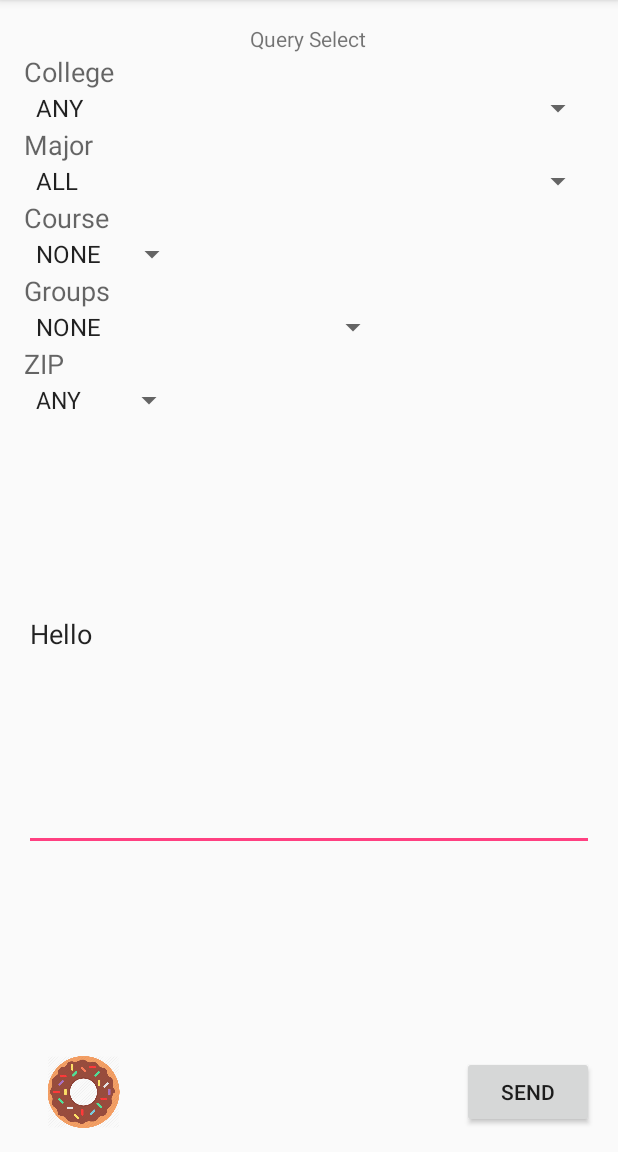
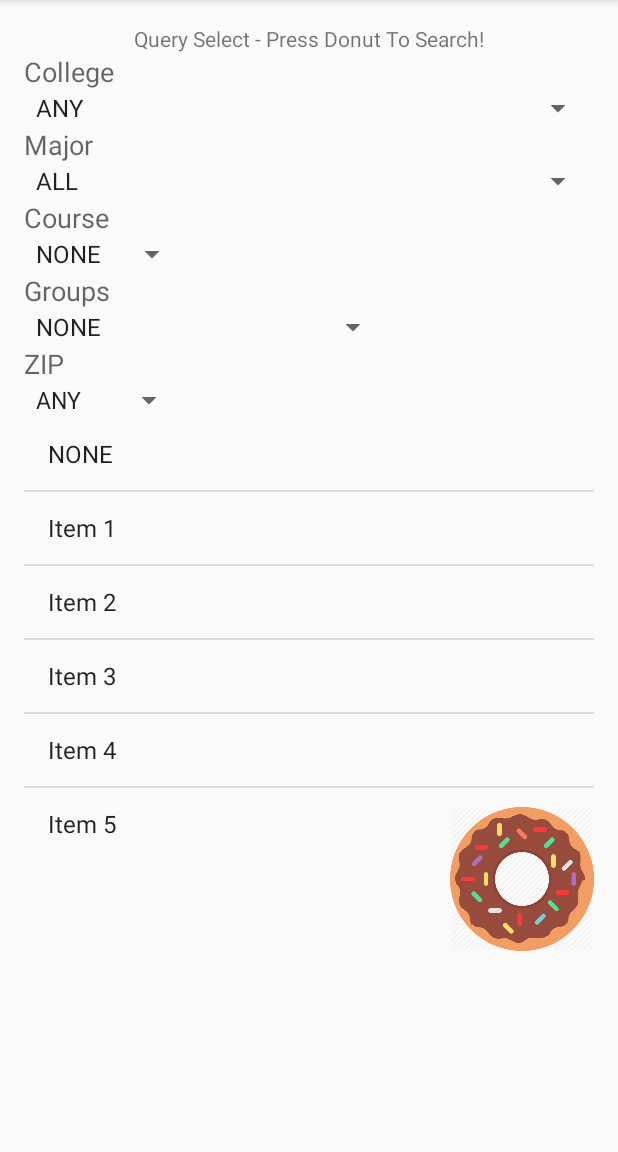
Before and after one commit to MalkyKaren/BetterDatabase, an Android app: the screen it shows after launch (MainActivity), on a phone screen of 412 x 824 dp, the part 84-1236 px from its top. Run offline under Robolectric (Android 15) with nearby library versions, the phone set to English and light mode, and no system bars.

Commit message:
Made whole list scrollable
The donut is the button!

```diff
--- a/app/src/main/java/com/example/camasok/betterdatabase/CoffeeDBHelper.java
+++ b/app/src/main/java/com/example/camasok/betterdatabase/CoffeeDBHelper.java
@@ -13,12 +13,14 @@ import static android.provider.Settings.Global.getString;
  */
 public class CoffeeDBHelper extends SQLiteOpenHelper {
     // If you change the database schema, you must increment the database version.
-    public static final int DATABASE_VERSION = 1;
+    public static final int DATABASE_VERSION = 2;
     public static final String DATABASE_NAME = "CoffeeBreakUpdateAndroid.db";
 
     public CoffeeDBHelper(Context context) {
         super(context, DATABASE_NAME, null, DATABASE_VERSION);
     }
+
+    @Override
     public void onCreate(SQLiteDatabase db) {
 
         CoffeeDBHelper cDBHelper = new CoffeeDBHelper(MyApp.getContext());
@@ -569,17 +571,17 @@ public class CoffeeDBHelper extends SQLiteOpenHelper {
         }
 
     }
+    @Override
     public void onUpgrade(SQLiteDatabase db, int oldVersion, int newVersion) {
         // This database is only a cache for online data, so its upgrade policy is
         // to simply to discard the data and start over
 
         String[] tableList = new String[]{"Student", "Availability", "Transportation", "Courses", "Interests", "Communicates_Using", "Availability_Weekday", "Transportation_Preference",
                 "Stu_Courses", "Food", "Address", "Groups", "College"};
-      for(int i = 0; i < 13; i++)
-      {
-          db.execSQL("DROP TABLE IF EXISTS " + tableList[i]);
-      }
-       onCreate(db);
+        for (int i = 0; i < 13; i++) {
+            db.execSQL("DROP TABLE IF EXISTS " + tableList[i]);
+        }
+        onCreate(db);
     }
 
 }
--- a/app/src/main/java/com/example/camasok/betterdatabase/MainActivity.java
+++ b/app/src/main/java/com/example/camasok/betterdatabase/MainActivity.java
@@ -49,9 +49,9 @@ public class MainActivity extends AppCompatActivity {
         CourseSpinner = (Spinner)findViewById( R.id.CourseSpinner );
         GroupSpinner = (Spinner)findViewById( R.id.GroupSpinner );
         ZIPSpinner = (Spinner)findViewById( R.id.ZIPSpinner );
-        editText = (EditText)findViewById( R.id.editText );
-        buttonQuery = (Button)findViewById( R.id.buttonQuery );
-        editText.setText("Hello");
+        //editText = (EditText)findViewById( R.id.editText );
+        // buttonQuery = (Button)findViewById( R.id.buttonQuery );
+        //editText.setText("Hello");
     }
 
     public void query(View view)  {
@@ -67,7 +67,7 @@ public class MainActivity extends AppCompatActivity {
         c.moveToNext();
         test += c.getColumnName(1)+ ": \n" +c.getString(1) + "\n" + c.getString(2) + "\n \n" + c.getString(2) + "\n" + c.getString(3) + "\n"+ test + "\n";
 
-        editText.setText(test);
+       // editText.setText(test);
         c.close();
    }
 
--- a/app/src/main/res/layout/activity_main.xml
+++ b/app/src/main/res/layout/activity_main.xml
@@ -5,19 +5,25 @@
     android:paddingRight="@dimen/activity_horizontal_margin"
     android:paddingTop="@dimen/activity_vertical_margin"
     android:paddingBottom="@dimen/activity_vertical_margin" tools:context=".MainActivity">
+    <ScrollView xmlns:android="http://schemas.android.com/apk/res/android"
+        android:layout_width="match_parent"
+        android:layout_height="match_parent" >
+
+    </ScrollView>
 
     <LinearLayout
         android:orientation="vertical"
         android:layout_width="match_parent"
-        android:layout_height="match_parent"
-        android:layout_centerHorizontal="true"
-        android:layout_alignParentTop="true"
-        android:weightSum="1">
+        android:layout_height="wrap_content"
+        android:weightSum="1"
+        android:id="@+id/linearLayout"
+        android:layout_alignParentLeft="true"
+        android:layout_alignParentStart="true">
 
         <TextView
             android:layout_width="wrap_content"
             android:layout_height="wrap_content"
-            android:text="Query Select"
+            android:text="Query Select - Press Donut To Search!"
             android:id="@+id/textView"
             android:layout_gravity="center_horizontal" />
 
@@ -91,36 +97,28 @@
             android:spinnerMode="dropdown"
             android:entries="@array/ZIP" />
 
-        <EditText
+        <ListView
             android:layout_width="match_parent"
-            android:layout_height="wrap_content"
-            android:inputType="textMultiLine"
-            android:ems="10"
-            android:id="@+id/editText"
-            android:layout_weight="0.57"
-            android:editable="false" />
+            android:layout_height="match_parent"
+            android:id="@+id/listView"
+            android:layout_gravity="center_horizontal"
+            android:entries="@array/Course" />
+
     </LinearLayout>
 
-    <Button
-        android:layout_width="wrap_content"
-        android:layout_height="wrap_content"
-        android:text="Send"
-        android:id="@+id/buttonQuery"
-        android:layout_alignParentBottom="true"
+    <ImageView
+        android:layout_width="144dp"
+        android:layout_height="104dp"
+        android:id="@+id/imageView"
+        android:src="@drawable/donut"
+        android:clickable="true"
+        android:onClick="query"
+        android:layout_alignParentTop="true"
         android:layout_alignParentLeft="true"
         android:layout_alignParentStart="true"
-        android:layout_marginLeft="292dp"
-        android:layout_marginStart="292dp"
-        android:onClick="query" />
+        android:layout_marginLeft="284dp"
+        android:layout_marginStart="284dp"
+        android:layout_marginTop="518dp" />
 
-    <ImageView
-        android:layout_width="79dp"
-        android:layout_height="79dp"
-        android:id="@+id/imageView"
-        android:layout_gravity="center_horizontal"
-        android:src="@drawable/donut"
-        android:layout_alignTop="@+id/buttonQuery"
-        android:layout_alignParentLeft="true"
-        android:layout_alignParentStart="true" />
 
 </RelativeLayout>
```
